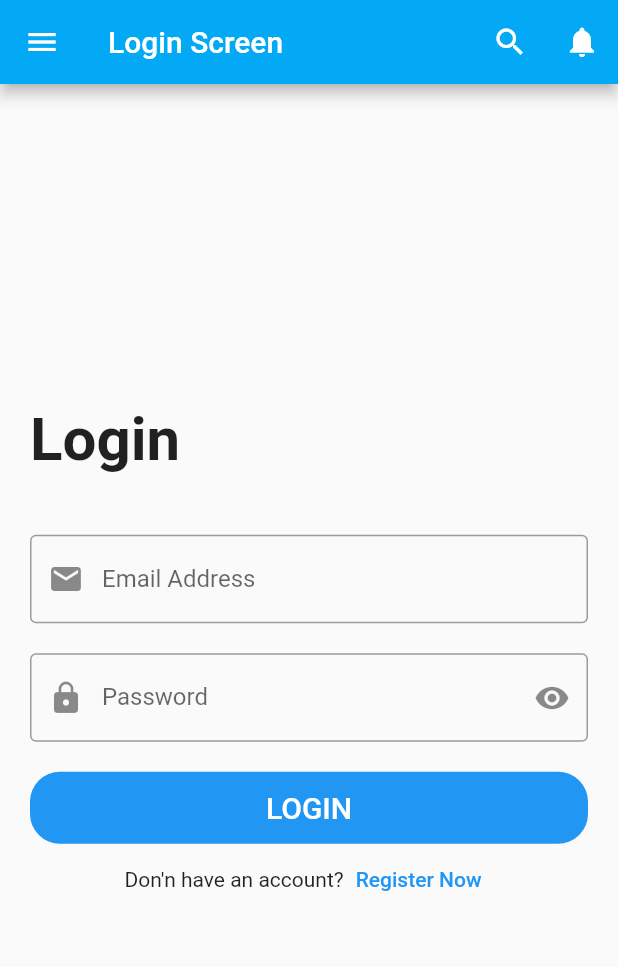
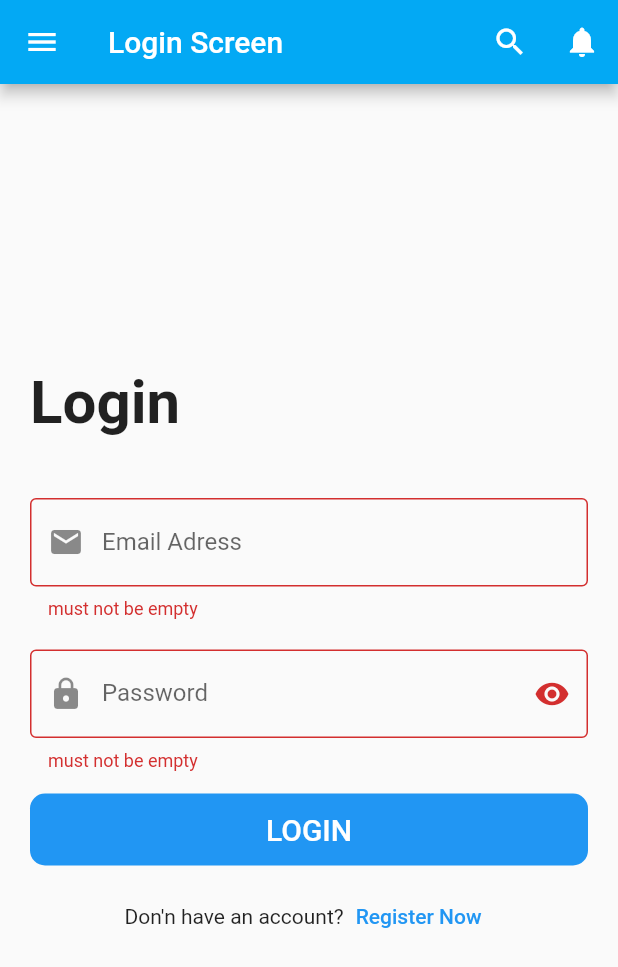
Before and after one commit to MoAlaklouk/abd-Flutter, a Flutter app: the Login screen opened directly, after a tap on "LOGIN", on a phone screen of 412 x 824 dp. Shown: the top 967 px of the screen. Run offline on Flutter 3.47's test engine with Material 2 defaults, Android fonts, the phone set to English and light mode, and no system bars.

Commit message:
Reusable components

```diff
--- a/lib/login_screnn.dart
+++ /dev/null
@@ -1,121 +0,0 @@
-import 'package:flutter/material.dart';
-
-class Login extends StatelessWidget {
-  var controllerEmail = TextEditingController();
-  var controllerPass = TextEditingController();
-  @override
-  Widget build(BuildContext context) {
-    return Scaffold(
-      appBar: AppBar(
-        leading: IconButton(
-            icon: Icon(Icons.menu),
-            onPressed: () {
-              print('menu');
-            }),
-        title: Text('Login Screen'),
-        actions: [
-          IconButton(
-              icon: Icon(Icons.search),
-              onPressed: () {
-                print('search');
-              }),
-          IconButton(
-              icon: Icon(Icons.notifications),
-              onPressed: () {
-                print('notifications');
-              })
-        ],
-        backgroundColor: Colors.lightBlue,
-      ),
-      body: Padding(
-        padding: const EdgeInsets.all(20.0),
-        child: Center(
-          child: SingleChildScrollView(
-                    child: Column(
-              crossAxisAlignment: CrossAxisAlignment.start,
-              children: [
-                Text(
-                  'Login',
-                  style: TextStyle(
-                    fontSize: 40,
-                    fontWeight: FontWeight.bold,
-                  ),
-                ),
-                SizedBox(
-                  height: 40,
-                ),
-                TextField(
-                  controller: controllerEmail,
-                  //onChanged: ,
-                  onSubmitted: (v) {
-                    print(v);
-                  },
-                  keyboardType: TextInputType.emailAddress,
-                  decoration: InputDecoration(
-                      border: OutlineInputBorder(),
-                      labelText: 'Email Address',
-                      prefixIcon: Icon(Icons.email)),
-                ),
-                SizedBox(
-                  height: 20,
-                ),
-                TextField(
-                  controller: controllerPass,
-                  onSubmitted: (v) {
-                    print(v);
-                  },
-                  keyboardType: TextInputType.visiblePassword,
-                  obscureText: true,
-                  decoration: InputDecoration(
-                    border: OutlineInputBorder(),
-                    labelText: 'Password',
-                    prefixIcon: Icon(Icons.lock),
-                    suffixIcon: Icon(Icons.remove_red_eye),
-                  ),
-                ),
-                SizedBox(
-                  height: 20,
-                ),
-                Container(
-                    decoration: BoxDecoration(
-                    borderRadius: BorderRadiusDirectional.circular(20),
-                     color: Colors.blue,
-                    ),
-
-                  width: double.infinity,
-
-                  child: MaterialButton(
-                    onPressed: () {
-                      print(controllerEmail.text);
-                        print(controllerPass.text);
-
-                    },
-                    child: Text(
-                      'LOGIN',
-                      style: TextStyle(
-                        color: Colors.white,
-                        fontSize: 20,
-                      ),
-                    ),
-                  ),
-                ),
-                Row(
-                  mainAxisAlignment: MainAxisAlignment.center,
-                  children: [
-                    Text('Don\'n have an account?'),
-                    TextButton(
-                      onPressed: () {
-
-                      },
-                      child: Text('Register Now'),
-                    )
-                  ],
-                )
-              ],
-            ),
-          ),
-        ),
-      ),
-    );
-  }
-}
--- a/lib/main.dart
+++ b/lib/main.dart
@@ -1,11 +1,11 @@
-import 'package:app/bmi_secreen.dart';
-import 'package:app/home_screen.dart';
-import 'package:app/login_screnn.dart';
-import 'package:app/messenger_screen.dart';
-import 'package:app/result_BMI.dart';
-import 'package:app/user_model.dart';
+import 'package:app/modules/bmi_secreen/bmi_secreen.dart';
+import 'package:app/modules/home/home_screen.dart';
+import 'package:app/modules/login/login_screnn.dart';
+import 'package:app/modules/massenger/messenger_screen.dart';
+import 'package:app/modules/result-bmi/result_BMI.dart';
+import 'package:app/modules/user/user_model.dart';
 import 'package:flutter/material.dart';
-import 'home_man.dart';
+import 'modules/home/home_man.dart';
 
 void main() {
   runApp(MyApp());
@@ -16,7 +16,7 @@ class MyApp extends StatelessWidget {
   Widget build(BuildContext context) {
     return MaterialApp(
       debugShowCheckedModeBanner: false,
-      home: BmiCal(),
+      home: Login(),
     );
   }
 }
--- /dev/null
+++ b/lib/models/user/user_model.dart
@@ -0,0 +1,12 @@
+import 'package:flutter/material.dart';
+
+class UserModel {
+  final int id;
+  final String name;
+  final String phone;
+  UserModel({
+    @required this.id,
+    @required this.name,
+    @required this.phone,
+  });
+}
--- a/lib/bmi_secreen.dart
+++ b/lib/modules/bmi_secreen/bmi_secreen.dart
@@ -1,6 +1,6 @@
 import 'dart:math';
 
-import 'package:app/result_BMI.dart';
+import 'package:app/modules/result-bmi/result_BMI.dart';
 import 'package:flutter/material.dart';
 
 class BmiCal extends StatefulWidget {
--- /dev/null
+++ b/lib/modules/login/login_screnn.dart
@@ -0,0 +1,134 @@
+import 'package:app/shared/components/components.dart';
+import 'package:flutter/material.dart';
+
+class Login extends StatefulWidget {
+  @override
+  _LoginState createState() => _LoginState();
+}
+
+class _LoginState extends State<Login> {
+  var controllerEmail = TextEditingController();
+
+  var controllerPass = TextEditingController();
+
+  var formKey = GlobalKey<FormState>();
+
+  bool isVisible = true;
+
+  @override
+  Widget build(BuildContext context) {
+    return Scaffold(
+      appBar: AppBar(
+        leading: IconButton(
+            icon: Icon(Icons.menu),
+            onPressed: () {
+              print('menu');
+            }),
+        title: Text('Login Screen'),
+        actions: [
+          IconButton(
+              icon: Icon(Icons.search),
+              onPressed: () {
+                print('search');
+              }),
+          IconButton(
+              icon: Icon(Icons.notifications),
+              onPressed: () {
+                print('notifications');
+              })
+        ],
+        backgroundColor: Colors.lightBlue,
+      ),
+      body: Form(
+        key: formKey,
+        child: Padding(
+          padding: const EdgeInsets.all(20.0),
+          child: Center(
+            child: SingleChildScrollView(
+              child: Column(
+                crossAxisAlignment: CrossAxisAlignment.start,
+                children: [
+                  Text(
+                    'Login',
+                    style: TextStyle(
+                      fontSize: 40,
+                      fontWeight: FontWeight.bold,
+                    ),
+                  ),
+                  SizedBox(
+                    height: 40,
+                  ),
+                  textfield(
+                      text: 'Email Adress',
+                      controller: controllerEmail,
+                      prefix: Icons.email,
+                      inputType: TextInputType.emailAddress,
+                      validate: (String velue) {
+                        if (velue.isEmpty) {
+                          return 'must not be empty';
+                        }
+                        return null;
+                      }),
+                  SizedBox(
+                    height: 20,
+                  ),
+                  textfield(
+                      text: 'Password',
+                      controller: controllerPass,
+                      prefix: Icons.lock,
+                      inputType: TextInputType.visiblePassword,
+                      isPassword: isVisible,
+                      suffixIcon: isVisible? Icons.visibility:Icons.visibility_off ,
+                      suffixPress: () {
+                        setState(() {
+                          isVisible = !isVisible;
+                        });
+                      },
+                      validate: (String velue) {
+                        if (velue.isEmpty) {
+                          return 'must not be empty';
+                        }
+                        return null;
+                      }),
+                  SizedBox(
+                    height: 15,
+                  ),
+
+                  defaultButton(
+                      text: 'login',
+                      // isUpper: false,
+                      radius: 10,
+                      function: () {
+                        if (formKey.currentState.validate()) {
+                          print(controllerEmail.text);
+                          print(controllerPass.text);
+                        }
+                      }),
+                  SizedBox(
+                    height: 10,
+                  ),
+                  // defaultButton(
+                  //   function: () {},
+                  //   text: 'regester',
+                  //   isUpper: false,
+                  //   radius: 10,
+                  // ),
+                  Row(
+                    mainAxisAlignment: MainAxisAlignment.center,
+                    children: [
+                      Text('Don\'n have an account?'),
+                      TextButton(
+                        onPressed: () {},
+                        child: Text('Register Now'),
+                      )
+                    ],
+                  )
+                ],
+              ),
+            ),
+          ),
+        ),
+      ),
+    );
+  }
+}
--- a/lib/user_model.dart
+++ b/lib/modules/user/user_model.dart
@@ -1,29 +1,63 @@
+import 'package:app/models/user/user_model.dart';
 import 'package:flutter/material.dart';
-
-class UserModel {
-  final int id;
-  final String name;
-  final String phone;
-  UserModel({
-    @required this.id,
-    @required this.name,
-    @required this.phone,
-  });
-}
 
 class UserScreen extends StatelessWidget {
   List<UserModel> users = [
-    UserModel(id: 1, name: 'mo', phone: '11111111'),
-    UserModel(id: 2, name: 'ahmed', phone: '2222222'),
-    UserModel(id: 3, name: 'mohsen', phone: '3333333'),
-  UserModel(id: 4, name: 'seed', phone: '44444444'),
-    UserModel(id: 5, name: 'ans', phone: '555555'),
-    UserModel(id: 6, name: 'khaled', phone: '12342345678'),
-    UserModel(id: 7, name: 'dad', phone: '12345672348'),
-    UserModel(id: 8, name: 'mom', phone: '12345234678'),
-    UserModel(id: 9, name: 'khaled', phone: '12342345678'),
-    UserModel(id: 10, name: 'dad', phone: '12345672348'),
-    UserModel(id: 11, name: 'mom', phone: '12345234678'),
+    UserModel(
+      id: 1,
+      name: 'mo',
+      phone: '11111111',
+    ),
+    UserModel(
+      id: 2,
+      name: 'ahmed',
+      phone: '2222222',
+    ),
+    UserModel(
+      id: 3,
+      name: 'mohsen',
+      phone: '3333333',
+    ),
+    UserModel(
+      id: 4,
+      name: 'seed',
+      phone: '44444444',
+    ),
+    UserModel(
+      id: 5,
+      name: 'ans',
+      phone: '555555',
+    ),
+    UserModel(
+      id: 6,
+      name: 'khaled',
+      phone: '12342345678',
+    ),
+    UserModel(
+      id: 7,
+      name: 'dad',
+      phone: '12345672348',
+    ),
+    UserModel(
+      id: 8,
+      name: 'mom',
+      phone: '12345234678',
+    ),
+    UserModel(
+      id: 9,
+      name: 'khaled',
+      phone: '12342345678',
+    ),
+    UserModel(
+      id: 10,
+      name: 'dad',
+      phone: '12345672348',
+    ),
+    UserModel(
+      id: 11,
+      name: 'mom',
+      phone: '12345234678',
+    ),
   ];
 
   @override
--- /dev/null
+++ b/lib/shared/components/components.dart
@@ -0,0 +1,56 @@
+import 'package:flutter/material.dart';
+
+Widget defaultButton({
+  double width = double.infinity,
+  Color background = Colors.blue,
+  @required Function function,
+  @required String text,
+  bool isUpper = true,
+  double radius = 0.0,
+
+}) =>
+    Container(
+      decoration: BoxDecoration(
+        borderRadius: BorderRadiusDirectional.circular(radius),
+        color: background,
+      ),
+      width: width,
+      child: MaterialButton(
+        onPressed: () => function(),
+        child: Text(
+          isUpper ? text.toUpperCase() : text,
+          style: TextStyle(
+            color: Colors.white,
+            fontSize: 20,
+          ),
+        ),
+      ),
+    );
+Widget textfield({
+  TextEditingController controller,
+  Function validate,
+  Function onChange,
+  Function onSubmit,
+  TextInputType inputType,
+  String text,
+  IconData prefix,
+  IconData suffixIcon,
+  Function suffixPress,
+  bool isPassword =true,
+
+
+}) =>
+    TextFormField(
+      controller: controller,
+      validator: validate,
+      onChanged: onChange,
+      onFieldSubmitted: onSubmit,
+      obscureText: isPassword,
+      keyboardType: inputType,
+      decoration: InputDecoration(
+        border: OutlineInputBorder(),
+        labelText: text,
+        prefixIcon: Icon(prefix),
+        suffixIcon:suffixIcon!=null?IconButton(icon: Icon(suffixIcon), onPressed: suffixPress ):null ,
+      ),
+    );
```
Also changed, not shown: lib/modules/home/home_man.dart (renamed from lib/home_man.dart), lib/modules/home/home_screen.dart (renamed from lib/home_screen.dart), lib/modules/massenger/messenger_screen.dart (renamed from lib/messenger_screen.dart), lib/modules/result-bmi/result_BMI.dart (renamed from lib/result_BMI.dart), lib/shared/components/constants.dart (added), lib/shared/styles/colors.dart (added), lib/shared/styles/styles.dart (added).
